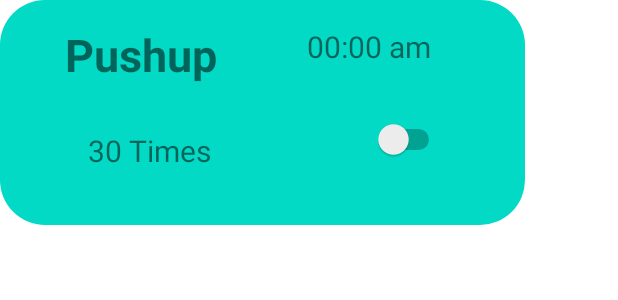
After one commit to joshuawenata/MobileFinalProject, an Android app: the layout exercizelayout.xml on its own in the app's theme, with its tools: preview values and no code run, on a phone screen of 412 x 824 dp. The commit adds this screen. Shown: the top 300 px of the screen. Run offline under Robolectric (Android 15) with nearby library versions, the phone set to English and light mode, and no system bars.

Commit message:
recycler view and adapters for excersize page
recycler view and adapters for excersize page

```diff
--- /dev/null
+++ b/app/src/main/res/layout/exercizelayout.xml
@@ -0,0 +1,60 @@
+<?xml version="1.0" encoding="utf-8"?>
+<RelativeLayout xmlns:android="http://schemas.android.com/apk/res/android"
+    android:layout_width="350dp"
+    android:layout_height="150dp"
+    android:background="@drawable/extra_curved30"
+    android:backgroundTint="@color/teal_200"
+    android:padding="16dp">
+
+    <TextView
+        android:id="@+id/hour_ex"
+        android:layout_width="137dp"
+        android:layout_height="41dp"
+        android:layout_alignParentEnd="true"
+        android:layout_alignParentBottom="true"
+        android:layout_marginEnd="19dp"
+        android:layout_marginBottom="87dp"
+        android:gravity="center"
+        android:text="00:00 am"
+        android:textAlignment="center"
+        android:textSize="20sp" />
+
+    <Switch
+        android:id="@+id/switch5"
+        android:layout_width="48dp"
+        android:layout_height="48dp"
+        android:layout_alignParentEnd="true"
+        android:layout_alignParentBottom="true"
+        android:layout_marginEnd="37dp"
+        android:layout_marginBottom="17dp"
+        android:gravity="center"
+        android:minWidth="48dp"
+        android:minHeight="48dp" />
+
+    <TextView
+        android:id="@+id/ex_restitle"
+        android:layout_width="120dp"
+        android:layout_height="53dp"
+        android:gravity="center"
+        android:layout_alignParentBottom="true"
+        android:layout_marginEnd="23dp"
+        android:layout_marginBottom="78dp"
+        android:layout_toStartOf="@+id/hour_ex"
+        android:text="Pushup"
+        android:textAlignment="center"
+        android:textSize="30sp"
+        android:textStyle="bold" />
+
+    <TextView
+        android:id="@+id/ex_repstext"
+        android:gravity="center"
+        android:layout_width="wrap_content"
+        android:layout_height="wrap_content"
+        android:layout_alignParentBottom="true"
+        android:layout_marginEnd="108dp"
+        android:layout_marginBottom="20dp"
+        android:layout_toStartOf="@+id/switch5"
+        android:text="30 Times"
+        android:textAlignment="center"
+        android:textSize="20sp" />
+</RelativeLayout>
```
Also changed, not shown: app/src/main/java/com/example/moblefinpro/ExcersizeReminder.java (+12 -0 lines), app/src/main/java/com/example/moblefinpro/recyclerAdapter.java (added, +44 -0 lines), app/src/main/res/layout/activity_excersize_reminder.xml (+29 -4 lines).
